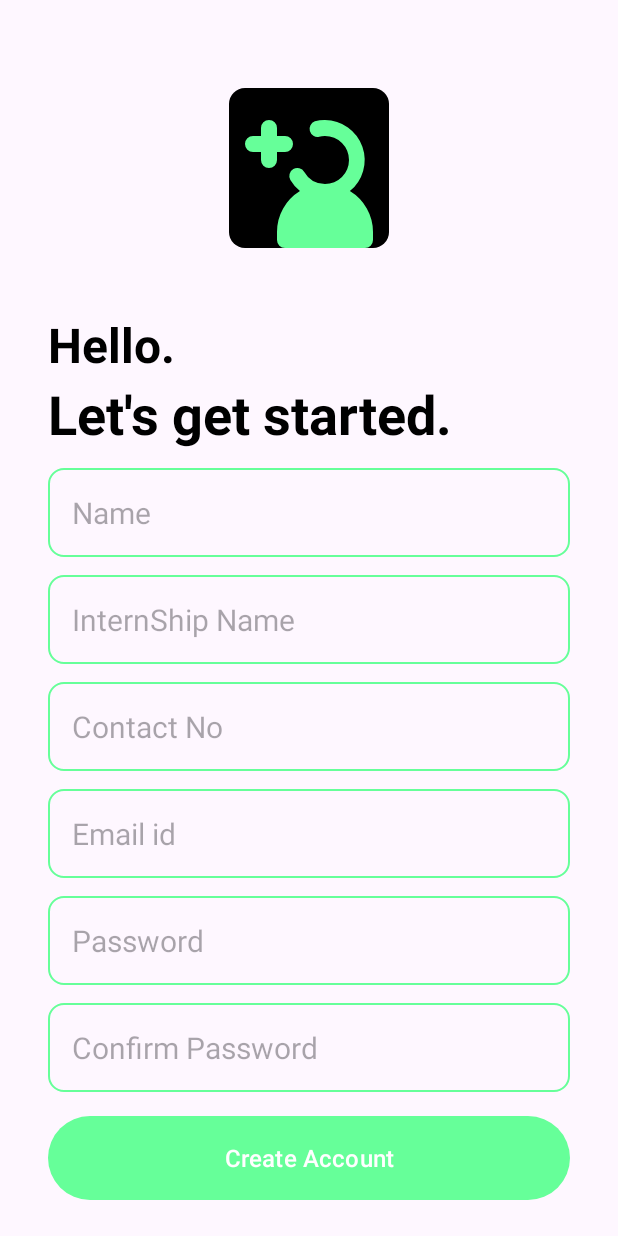
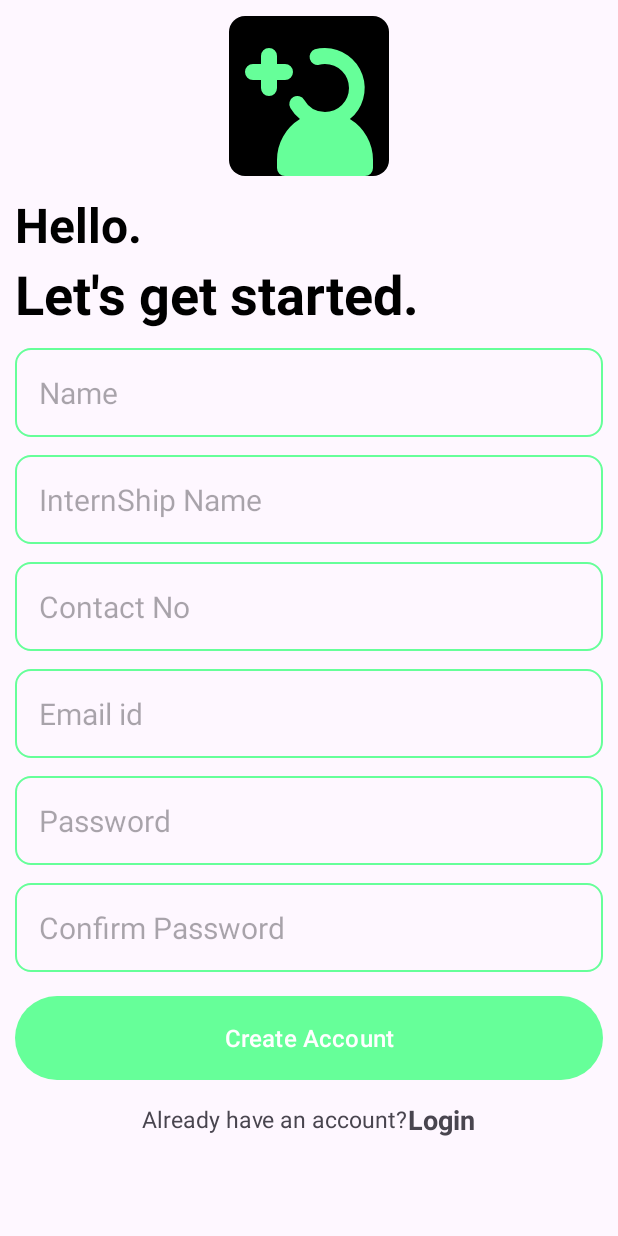
Before and after one commit to saifikram969/Intern-App-Webmobi-project, an Android app: the Create_Account_Activity screen opened directly, with no data from a screen before it, on a phone screen of 412 x 824 dp. Run offline under Robolectric (Android 15) with nearby library versions, the phone set to English and light mode, and no system bars; our stand-ins replace Firebase (no records; nobody signed in at launch, a user with empty details on screens opened directly).

Commit message:
adding scroll view in create_account_activity

```diff
--- a/app/src/main/res/layout/activity_create_account.xml
+++ b/app/src/main/res/layout/activity_create_account.xml
@@ -4,14 +4,24 @@
     xmlns:tools="http://schemas.android.com/tools"
     android:layout_width="match_parent"
     android:layout_height="match_parent"
-    android:layout_marginVertical="16dp"
-    android:layout_marginHorizontal="32dp"
+
     tools:context=".Create_Account_Activity">
+
+    <androidx.core.widget.NestedScrollView
+        android:layout_width="match_parent"
+        android:layout_height="wrap_content">
+        <LinearLayout
+            android:layout_width="match_parent"
+            android:layout_height="wrap_content"
+            android:orientation="vertical"
+            android:layout_marginStart="10dp"
+            android:layout_marginEnd="10dp"
+
+            android:layout_marginBottom="5dp">
             <ImageView
                 android:layout_width="128dp"
                 android:layout_height="128dp"
-        android:layout_centerHorizontal="true"
-        android:layout_marginVertical="32dp"
+                android:layout_gravity="center"
                 android:id="@+id/sign_up_icon"
                 android:src="@drawable/sign_up_vector"/>
             <LinearLayout
@@ -19,6 +29,7 @@
                 android:layout_height="wrap_content"
                 android:layout_below="@id/sign_up_icon"
                 android:id="@+id/hello_text"
+                android:layout_gravity="center"
                 android:orientation="vertical">
                 <TextView
                     android:layout_width="match_parent"
@@ -40,6 +51,7 @@
                 android:layout_height="wrap_content"
                 android:layout_below="@id/hello_text"
                 android:id="@+id/form_layout"
+                android:layout_gravity="center"
                 android:orientation="vertical">
                 <EditText
                     android:layout_width="match_parent"
@@ -124,22 +136,28 @@
                 android:layout_height="wrap_content"
                 android:layout_below="@id/form_layout"
                 android:orientation="horizontal"
-        android:layout_marginTop="20dp"
+                android:layout_marginTop="10dp"
                 android:gravity="center">
                 <TextView
                     android:layout_width="wrap_content"
                     android:layout_height="wrap_content"
-            android:textSize="10dp"
+                    android:textSize="15dp"
                     android:text="Already have an account?"/>
                 <TextView
                     android:layout_width="wrap_content"
                     android:layout_height="wrap_content"
                     android:textStyle="bold"
-            android:textSize="12dp"
+                    android:textSize="18dp"
                     android:id="@+id/login_text_view_btn"
                     android:text="Login"/>
 
             </LinearLayout>
 
 
+        </LinearLayout>
+    </androidx.core.widget.NestedScrollView>
+
+
+
+
 </RelativeLayout>
```
Lines whose indentation alone changed are shown as unchanged.
